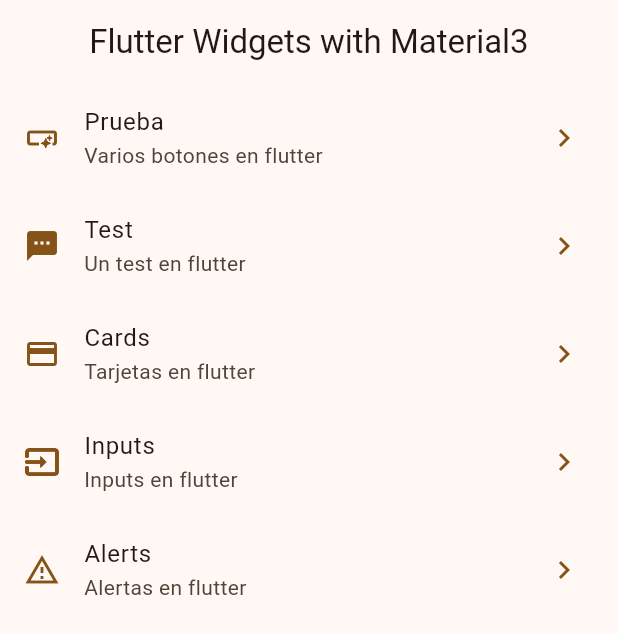
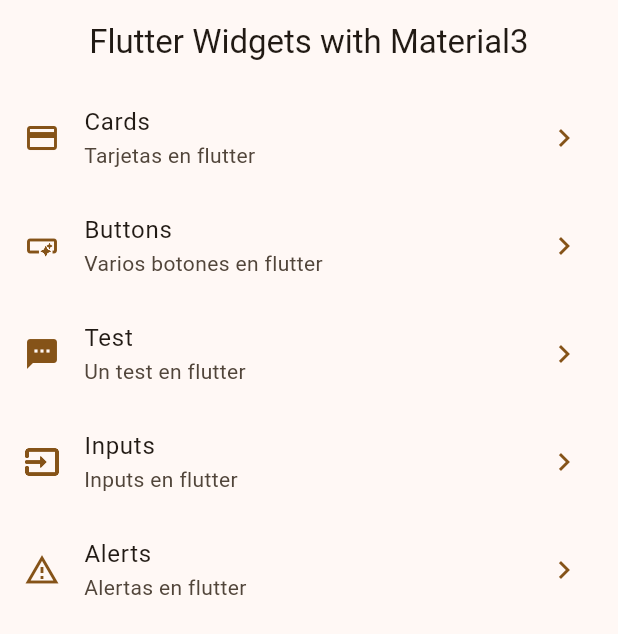
Before and after one commit to brihanPenayo/widgep_app, a Flutter app: the screen it shows after launch, on a phone screen of 412 x 824 dp. Shown: the top 634 px of the screen. Run offline on Flutter 3.47's test engine with Material 3 defaults, Android fonts, the phone set to English and light mode, and no system bars; our stand-ins replace go_router.

Commit message:
configurando go_router

```diff
--- a/lib/config/menuItems/menu_items.dart
+++ b/lib/config/menuItems/menu_items.dart
@@ -15,7 +15,12 @@ class MenuItems {
 
 const appMenuItems = <MenuItems>[
   MenuItems(
-      title: 'Prueba',
+      title: 'Cards',
+      link: '/cards',
+      subTitle: 'Tarjetas en flutter',
+      icon: Icons.credit_card_outlined),
+  MenuItems(
+      title: 'Buttons',
       link: '/buttons',
       subTitle: 'Varios botones en flutter',
       icon: Icons.smart_button_outlined),
@@ -24,11 +29,6 @@ const appMenuItems = <MenuItems>[
       link: '/test',
       subTitle: 'Un test en flutter',
       icon: Icons.textsms),
-  MenuItems(
-      title: 'Cards',
-      link: '/cards',
-      subTitle: 'Tarjetas en flutter',
-      icon: Icons.credit_card_outlined),
   MenuItems(
       title: 'Inputs',
       link: '/inputs',
--- /dev/null
+++ b/lib/config/router/app_router.dart
@@ -0,0 +1,22 @@
+import 'package:go_router/go_router.dart';
+
+import '../../presentation/screens/screens.dart';
+
+// GoRouter configuration
+final appRouter = GoRouter(
+  initialLocation: '/',
+  routes: [
+    GoRoute(
+      path: '/',
+      builder: (context, state) => const HomeScreen(),
+    ),
+    GoRoute(
+      path: '/cards',
+      builder: (context, state) => const CardsScreen(),
+    ),
+    GoRoute(
+      path: '/buttons',
+      builder: (context, state) => const ButtonsScreen(),
+    ),
+  ],
+);
--- a/lib/main.dart
+++ b/lib/main.dart
@@ -1,4 +1,5 @@
 import 'package:flutter/material.dart';
+import 'package:widgep_app/config/router/app_router.dart';
 import 'package:widgep_app/config/theme/app_theme.dart';
 import 'package:widgep_app/presentation/screens/buttons/buttons_screen.dart';
 import 'package:widgep_app/presentation/screens/cards/cards_screen.dart';
@@ -14,14 +15,10 @@ class MainApp extends StatelessWidget {
   @override
   Widget build(BuildContext context) {
     final theme = AppTheme(selectedColor: 5).theme();
-    return MaterialApp(
+    return MaterialApp.router(
+      routerConfig: appRouter,
       debugShowCheckedModeBanner: false,
       theme: theme,
-      home: const HomeScreen(),
-      routes: {
-        '/buttons': (context) => const ButtonsScreen(),
-        '/cards': (context) => const CardsScreen(),
-      },
     );
   }
 }
--- a/lib/presentation/screens/home/home_screen.dart
+++ b/lib/presentation/screens/home/home_screen.dart
@@ -1,5 +1,6 @@
 import 'package:flutter/cupertino.dart';
 import 'package:flutter/material.dart';
+import 'package:go_router/go_router.dart';
 import 'package:widgep_app/config/menuItems/menu_items.dart';
 import 'package:widgep_app/presentation/screens/buttons/buttons_screen.dart';
 
@@ -51,9 +52,8 @@ class _CustomListTile extends StatelessWidget {
       title: Text(menuItem.title),
       subtitle: Text(menuItem.subTitle),
       onTap: () {
-        Navigator.pushNamed(context, '/cards');
-
-        // Navigator.pushNamed(context, menuItem.link);
+        context.push(menuItem.link);
+        // Navigator.pushNamed(context, '/cards');
       },
     );
   }
--- /dev/null
+++ b/lib/presentation/screens/screens.dart
@@ -0,0 +1,3 @@
+export 'package:widgep_app/presentation/screens/buttons/buttons_screen.dart';
+export 'package:widgep_app/presentation/screens/cards/cards_screen.dart';
+export 'package:widgep_app/presentation/screens/home/home_screen.dart';
```
Also changed, not shown: pubspec.yaml (+4 -3 lines), pubspec.lock.
